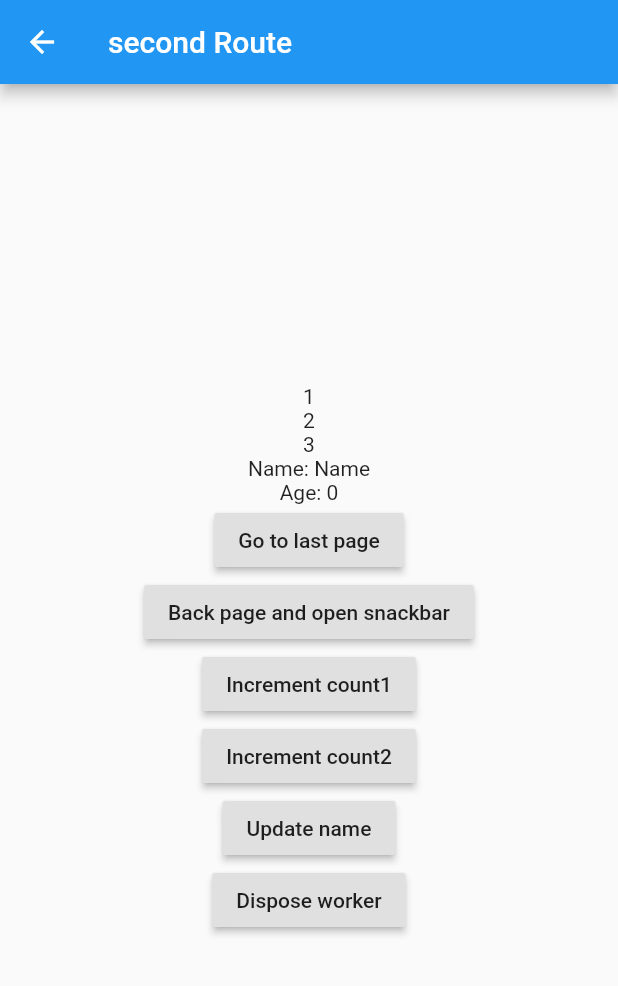
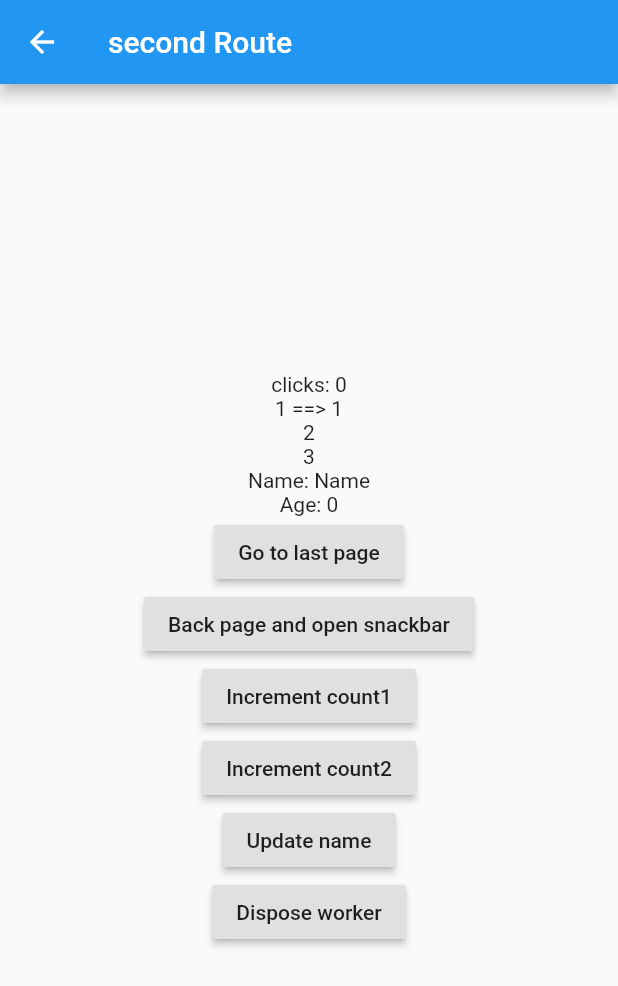
Before and after one commit to LeeMH/flutter-study, a Flutter app: the Second screen opened by its route, on a phone screen of 412 x 824 dp. Shown: the top 986 px of the screen. Run offline on Flutter 3.47's test engine with Material 2 defaults, Android fonts, the phone set to English and light mode, and no system bars; our stand-ins replace carousel_slider, flutter_linkify, get.

Commit message:
getx 부가기능들 설명 추가

```diff
--- a/getx/lib/getx_sample4.dart
+++ b/getx/lib/getx_sample4.dart
@@ -114,10 +114,13 @@ class Second extends GetView<ControllerX> {
         child: Column(
           mainAxisAlignment: MainAxisAlignment.center,
           children: [
+            GetBuilder<Controller>(
+              builder: (_) => Text('clicks: ${_.count}'),
+            ),
             GetX<ControllerX>(
               builder: (_) {
                 print('count1 rebuild');
-                return Text('${_.count1}');
+                return Text('${_.count1} ==> ${controller.count1}');
               },
             ),
             GetX<ControllerX>(
@@ -141,7 +144,7 @@ class Second extends GetView<ControllerX> {
             RaisedButton(
               child: Text('Go to last page'),
               onPressed: () {
-                Get.toNamed('/third', arguments: 'arguments of second');
+                Get.toNamed('/third', arguments: ['arguments of second', 1]);
               },
             ),
             RaisedButton(
@@ -195,7 +198,7 @@ class Third extends GetView<ControllerX> {
         },
       ),
       appBar: AppBar(
-        title: Text('Third ${Get.arguments}'),
+        title: Text('Third ${Get.arguments[0]}, ${Get.arguments[1]}'),
       ),
       body: Center(
         child: Obx(
@@ -242,7 +245,7 @@ class ControllerX extends GetxController {
   Worker _ever;
 
   @override
-  onInit() {
+  onInit() async {
     /// Called every time the variable $_ is changed
     _ever = ever(count1, (_) => print("$_ has been changed (ever)"));
 
```
Also changed, not shown: 1 other file.
